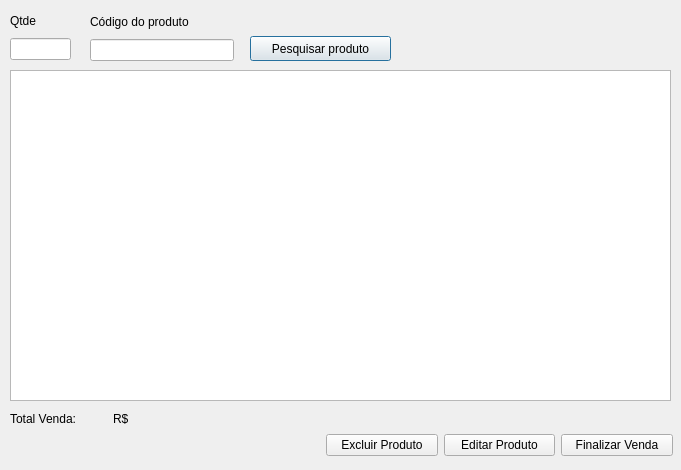
ustop0/TCC, file frm_novavenda.ui: the form before one commit.
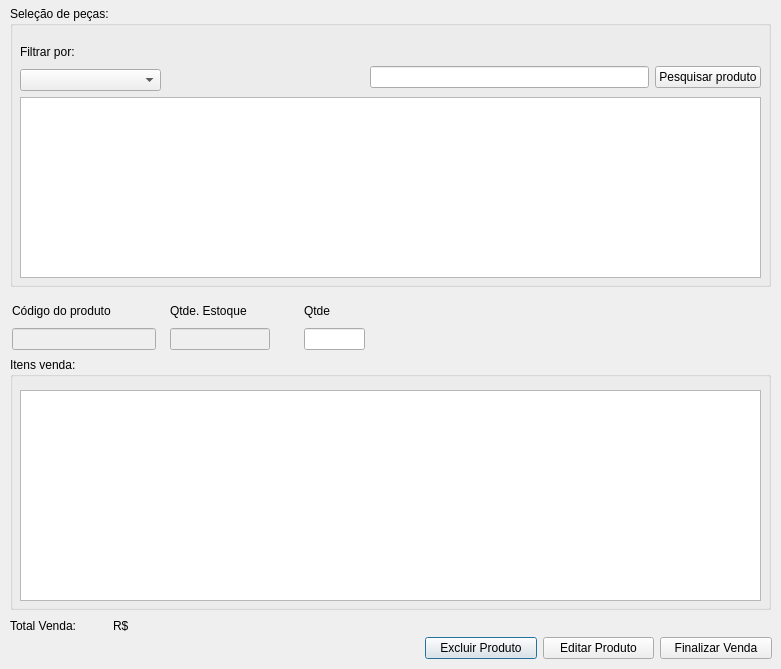
The form after the commit.

Commit message:
Tela de estoque e de vendas
Tentando corrigir a tela de estoque e começando a desenvolver a tela de vendas

Patch:
```diff
--- a/frm_novavenda.ui
+++ b/frm_novavenda.ui
@@ -6,8 +6,8 @@
    <rect>
     <x>0</x>
     <y>0</y>
-    <width>681</width>
-    <height>470</height>
+    <width>781</width>
+    <height>669</height>
    </rect>
   </property>
   <property name="windowTitle">
@@ -16,31 +16,18 @@
   <widget class="QTableWidget" name="tw_listaprodutos">
    <property name="geometry">
     <rect>
-     <x>10</x>
-     <y>70</y>
-     <width>661</width>
-     <height>331</height>
+     <x>20</x>
+     <y>390</y>
+     <width>741</width>
+     <height>211</height>
     </rect>
    </property>
   </widget>
-  <widget class="QPushButton" name="btn_pesquisarproduto">
-   <property name="geometry">
-    <rect>
-     <x>250</x>
-     <y>36</y>
-     <width>141</width>
-     <height>25</height>
-    </rect>
-   </property>
-   <property name="text">
-    <string>Pesquisar produto</string>
-   </property>
-  </widget>
   <widget class="QLabel" name="lb_total">
    <property name="geometry">
     <rect>
      <x>10</x>
-     <y>410</y>
+     <y>617</y>
      <width>91</width>
      <height>17</height>
     </rect>
@@ -53,7 +40,7 @@
    <property name="geometry">
     <rect>
      <x>113</x>
-     <y>410</y>
+     <y>617</y>
      <width>31</width>
      <height>17</height>
     </rect>
@@ -65,8 +52,8 @@
   <widget class="QWidget" name="layoutWidget">
    <property name="geometry">
     <rect>
-     <x>10</x>
-     <y>10</y>
+     <x>304</x>
+     <y>300</y>
      <width>61</width>
      <height>50</height>
     </rect>
@@ -87,8 +74,8 @@
   <widget class="QWidget" name="layoutWidget">
    <property name="geometry">
     <rect>
-     <x>90</x>
-     <y>11</y>
+     <x>12</x>
+     <y>300</y>
      <width>144</width>
      <height>50</height>
     </rect>
@@ -102,15 +89,19 @@
      </widget>
     </item>
     <item>
-     <widget class="QLineEdit" name="txt_codproduto"/>
+     <widget class="QLineEdit" name="txt_vd_peca">
+      <property name="enabled">
+       <bool>false</bool>
+      </property>
+     </widget>
     </item>
    </layout>
   </widget>
   <widget class="QWidget" name="layoutWidget">
    <property name="geometry">
     <rect>
-     <x>326</x>
-     <y>430</y>
+     <x>425</x>
+     <y>633</y>
      <width>347</width>
      <height>31</height>
     </rect>
@@ -139,6 +130,122 @@
     </item>
    </layout>
   </widget>
+  <widget class="QTableWidget" name="tw_listapecas">
+   <property name="geometry">
+    <rect>
+     <x>20</x>
+     <y>97</y>
+     <width>741</width>
+     <height>181</height>
+    </rect>
+   </property>
+  </widget>
+  <widget class="QGroupBox" name="groupBox">
+   <property name="geometry">
+    <rect>
+     <x>10</x>
+     <y>357</y>
+     <width>761</width>
+     <height>253</height>
+    </rect>
+   </property>
+   <property name="title">
+    <string>Itens venda:</string>
+   </property>
+  </widget>
+  <widget class="QGroupBox" name="groupBox_2">
+   <property name="geometry">
+    <rect>
+     <x>10</x>
+     <y>6</y>
+     <width>761</width>
+     <height>281</height>
+    </rect>
+   </property>
+   <property name="title">
+    <string>Seleção de peças:</string>
+   </property>
+   <widget class="QWidget" name="layoutWidget_16">
+    <property name="geometry">
+     <rect>
+      <x>10</x>
+      <y>35</y>
+      <width>141</width>
+      <height>50</height>
+     </rect>
+    </property>
+    <layout class="QVBoxLayout" name="verticalLayout_3">
+     <item>
+      <widget class="QLabel" name="label_3">
+       <property name="text">
+        <string>Filtrar por:</string>
+       </property>
+      </widget>
+     </item>
+     <item>
+      <widget class="QComboBox" name="cb_vd_filtrar"/>
+     </item>
+    </layout>
+   </widget>
+   <widget class="QWidget" name="">
+    <property name="geometry">
+     <rect>
+      <x>360</x>
+      <y>58</y>
+      <width>391</width>
+      <height>27</height>
+     </rect>
+    </property>
+    <layout class="QHBoxLayout" name="horizontalLayout_2">
+     <item>
+      <widget class="QLineEdit" name="txt_ge_filtrar"/>
+     </item>
+     <item>
+      <widget class="QPushButton" name="btn_pesquisarproduto">
+       <property name="text">
+        <string>Pesquisar produto</string>
+       </property>
+      </widget>
+     </item>
+    </layout>
+   </widget>
+  </widget>
+  <widget class="QWidget" name="layoutWidget_2">
+   <property name="geometry">
+    <rect>
+     <x>170</x>
+     <y>300</y>
+     <width>100</width>
+     <height>50</height>
+    </rect>
+   </property>
+   <layout class="QVBoxLayout" name="verticalLayout_4">
+    <item>
+     <widget class="QLabel" name="label_4">
+      <property name="text">
+       <string>Qtde. Estoque</string>
+      </property>
+     </widget>
+    </item>
+    <item>
+     <widget class="QLineEdit" name="txt_qtdeestoque">
+      <property name="enabled">
+       <bool>false</bool>
+      </property>
+     </widget>
+    </item>
+   </layout>
+  </widget>
+  <zorder>groupBox_2</zorder>
+  <zorder>groupBox</zorder>
+  <zorder>tw_listapecas</zorder>
+  <zorder>tw_listaprodutos</zorder>
+  <zorder>lb_total</zorder>
+  <zorder>lb_totalvenda</zorder>
+  <zorder>layoutWidget</zorder>
+  <zorder>layoutWidget</zorder>
+  <zorder>layoutWidget</zorder>
+  <zorder>layoutWidget_2</zorder>
  </widget>
  <resources/>
  <connections/>
```
The commit also changes 3 other files.
